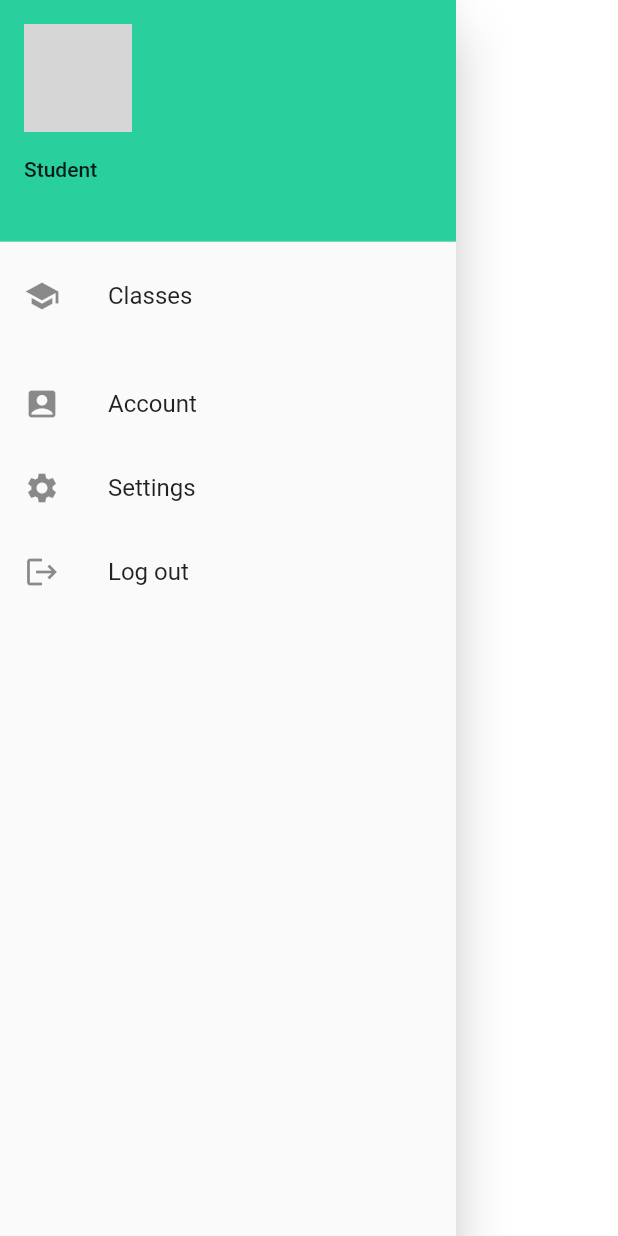
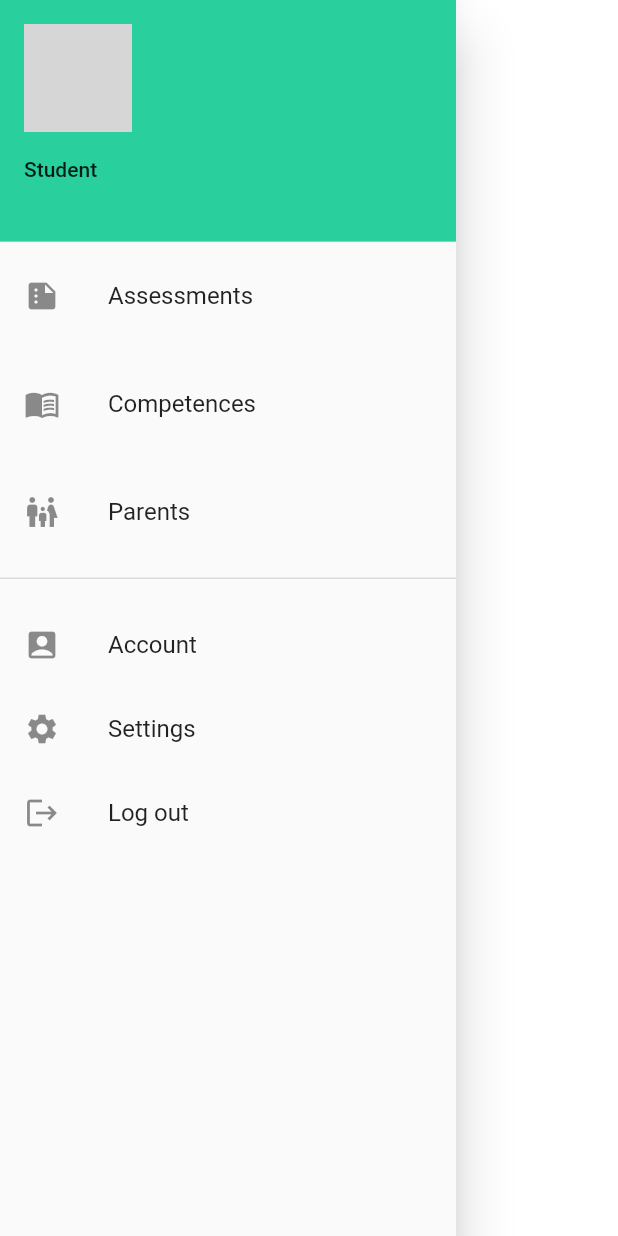
Before and after one commit to n1ghtbyte/Assessments-App, a Flutter app: the NavBarStudent widget shown alone on an empty page, opened directly, on a phone screen of 412 x 824 dp. Run offline on Flutter 3.47's test engine with Material 2 defaults, Android fonts, the phone set to English and light mode, and no system bars; our stand-ins replace cloud_firestore, firebase_auth, firebase_core, fl_chart, flutter_speed_dial, loader_overlay; accounts and stored records are empty; network calls fail; grey boxes are pictures that could not be loaded.

Commit message:
Added parent interface to student

```diff
--- a/lib/InovWidgets/NavBarStudent.dart
+++ b/lib/InovWidgets/NavBarStudent.dart
@@ -1,10 +1,12 @@
 import 'package:assessments_app/pages/Student/Account/AccountStudentPage.dart';
-import 'package:assessments_app/pages/Student/Classes/Classes.dart';
+import 'package:assessments_app/pages/Student/AssessmentsStudent.dart';
 import 'package:assessments_app/pages/SettingsPage.dart';
 import 'package:firebase_auth/firebase_auth.dart';
 import 'package:flutter/material.dart';
 
 import '../pages/LoginScreen.dart';
+import '../pages/Student/Parents/ChildParentDash.dart';
+import '../pages/Teacher/Skills/SkillsPage.dart';
 
 class NavBarStudent extends StatefulWidget {
   const NavBarStudent({Key? key}) : super(key: key);
@@ -38,36 +40,55 @@ class _NavBarStudentState extends State<NavBarStudent> {
             ),
             decoration: BoxDecoration(color: Color(0xFF29D09E)),
           ),
-          // ListTile(
-          //   leading: Icon(Icons.assessment),
-          //   title: const Text('Assessments'),
-          //   onTap: () {
-          //     Navigator.push(
-          //       context,
-          //       MaterialPageRoute(
-          //           builder: (context) => AssessmentsStudentPage()),
-          //     );
-          //   },
-          // ),
           ListTile(
-            leading: Icon(Icons.school),
-            title: const Text('Classes'),
+            leading: Icon(Icons.summarize),
+            title: const Text('Assessments'),
             onTap: () {
               Navigator.push(
                 context,
-                MaterialPageRoute(builder: (context) => StudendClasses()),
+                MaterialPageRoute(
+                    builder: (context) => AssessmentsStudentAll()),
               );
             },
           ),
           const SizedBox(height: 16),
+          ListTile(
+            leading: Icon(Icons.menu_book),
+            title: const Text('Competences'),
+            onTap: () {
+              Navigator.pop(context);
 
+              Navigator.push(
+                context,
+                MaterialPageRoute(builder: (context) => SkillsPage()),
+              );
+            },
+          ),
+          const SizedBox(height: 16),
+          ListTile(
+            leading: Icon(Icons.family_restroom),
+            title: const Text('Parents'),
+            onTap: () {
+              Navigator.pop(context);
+              Navigator.push(
+                context,
+                MaterialPageRoute(builder: (context) => ChildParentDash()),
+              );
+            },
+          ),
+          const SizedBox(height: 16),
+          Divider(
+            thickness: 1,
+            height: 1,
+          ),
+          const SizedBox(height: 16),
           ListTile(
             leading: Icon(Icons.account_box),
             title: const Text('Account'),
             onTap: () {
               Navigator.push(
                 context,
-                MaterialPageRoute(builder: (context) => AccountStudentPage()),
+                MaterialPageRoute(builder: (context) => StudentProfile()),
               );
             },
           ),
```
